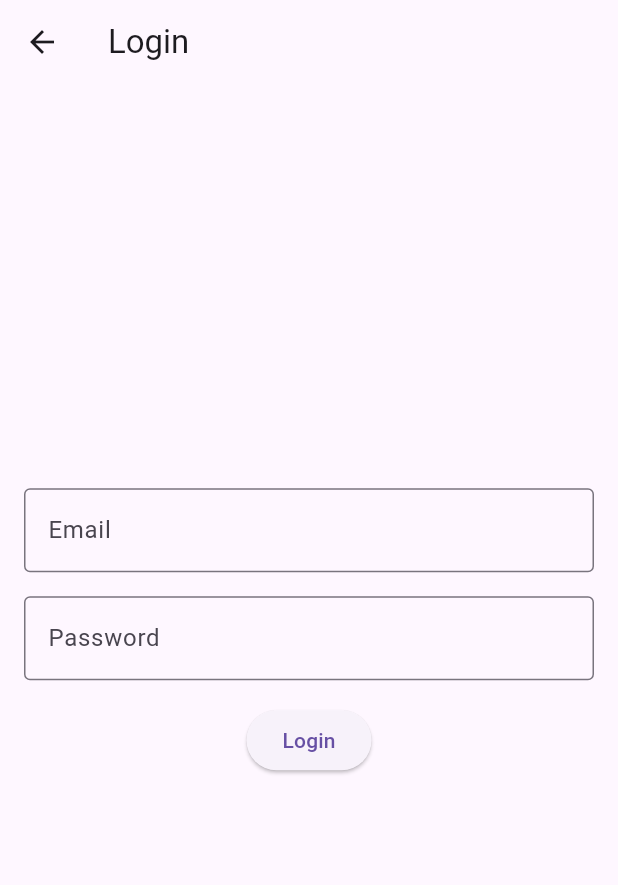
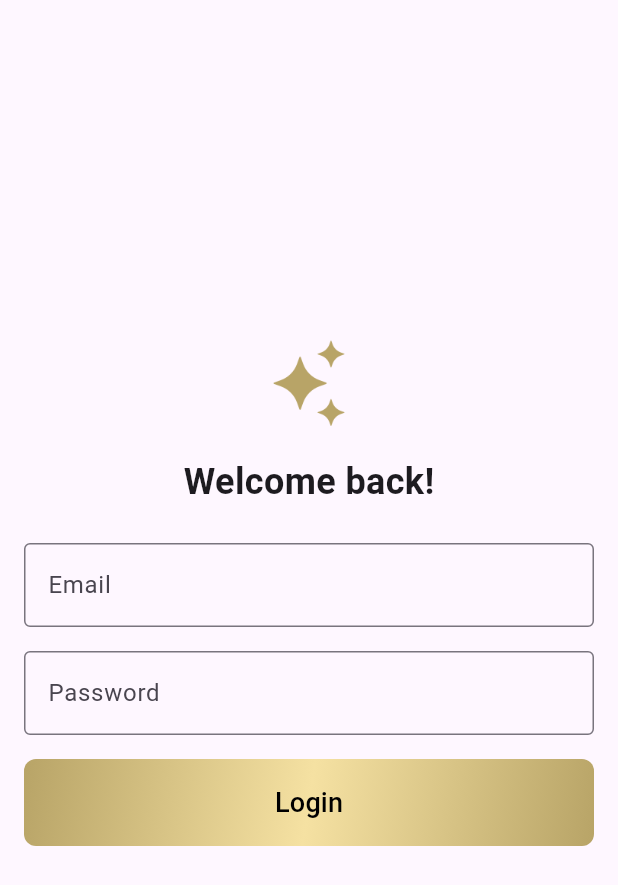
Before and after one commit to dsg1320/Teaching-Assistant, a Flutter app: the LoginPage screen opened directly, on a phone screen of 412 x 824 dp. Shown: the top 885 px of the screen. Run offline on Flutter 3.47's test engine with Material 3 defaults, Android fonts, the phone set to English and light mode, and no system bars; our stand-ins replace flutter_highlight, flutter_staggered_animations, shared_preferences, shimmer; accounts and stored records are empty; network calls fail.

Commit message:
fronte and backend completed for now

```diff
--- a/teaching-assistant-frontend/lib/components/sidebar.dart
+++ b/teaching-assistant-frontend/lib/components/sidebar.dart
@@ -23,7 +23,7 @@ class Sidebar extends StatelessWidget {
         padding: EdgeInsets.zero,
         children: [
           DrawerHeader(
-            child: Text('Chats'),
+            child: Text('Menu'),
             decoration: BoxDecoration(
               color: AppColors.accentColor,
             ),
--- a/teaching-assistant-frontend/lib/main.dart
+++ b/teaching-assistant-frontend/lib/main.dart
@@ -1,6 +1,7 @@
 import 'package:flutter/material.dart';
 import 'package:shared_preferences/shared_preferences.dart';
 import 'package:teaching_assistant/pages/homepage.dart';
+import 'package:teaching_assistant/pages/loginpage.dart';
 import 'package:teaching_assistant/pages/signup.dart';
 
 void main() {
--- a/teaching-assistant-frontend/lib/pages/homepage.dart
+++ b/teaching-assistant-frontend/lib/pages/homepage.dart
@@ -124,9 +124,11 @@ class _HomePageState extends State<HomePage>
               ..shader = const LinearGradient(
                 colors: [
                   AppColors.primaryColor,
-                  AppColors.secondaryColor,
+                  AppColors.primaryColor,
                   AppColors.accentColor,
                 ],
+                begin: Alignment.topCenter,
+                end: Alignment.bottomCenter,
               ).createShader(Rect.fromLTWH(0, 0, 200, 70)),
           ),
         ),
--- a/teaching-assistant-frontend/lib/pages/loginpage.dart
+++ b/teaching-assistant-frontend/lib/pages/loginpage.dart
@@ -1,5 +1,6 @@
 import 'package:flutter/material.dart';
 import 'package:http/http.dart' as http;
+import 'package:teaching_assistant/components/colors.dart';
 import 'dart:convert';
 
 import 'package:teaching_assistant/pages/chat_page.dart';
@@ -41,10 +42,7 @@ class _LoginPageState extends State<LoginPage> {
             message = responseBody['message'] ?? 'Login successful!';
           });
 
-          // Initialize messages if needed
-          List<Map<String, String>> messages = [];
-
-          // Navigate to the ChatPage without session ID
+          // Navigate to the HomePage
           Navigator.push(
             context,
             MaterialPageRoute(
@@ -72,12 +70,31 @@ class _LoginPageState extends State<LoginPage> {
   @override
   Widget build(BuildContext context) {
     return Scaffold(
-      appBar: AppBar(title: Text('Login')),
+      // appBar: AppBar(title: Text('Login')),
       body: Padding(
         padding: const EdgeInsets.all(16.0),
         child: Column(
           mainAxisAlignment: MainAxisAlignment.center,
           children: [
+            // Add the image at the top
+            Image.asset(
+              'images/ai_logo.png', // Replace with your image path
+              height: 65,
+              width: 65,
+            ),
+            SizedBox(height: 16.0),
+
+            // Add "Login" text heading
+            Text(
+              'Welcome back!',
+              style: TextStyle(
+                fontSize: 24,
+                fontWeight: FontWeight.bold,
+              ),
+            ),
+            SizedBox(height: 24.0),
+
+            // Email input field
             TextField(
               controller: emailController,
               decoration: InputDecoration(
@@ -86,6 +103,8 @@ class _LoginPageState extends State<LoginPage> {
               ),
             ),
             SizedBox(height: 16.0),
+
+            // Password input field
             TextField(
               controller: passwordController,
               decoration: InputDecoration(
@@ -95,12 +114,46 @@ class _LoginPageState extends State<LoginPage> {
               obscureText: true,
             ),
             SizedBox(height: 16.0),
-            ElevatedButton(
-              onPressed: login,
-              child: Text('Login'),
+
+            // Gradient login button
+            Container(
+              width: double.infinity, // Match width of text fields
+              decoration: BoxDecoration(
+                gradient: LinearGradient(
+                  colors: [
+                    AppColors.accentColor,
+                    AppColors.secondaryColor,
+                    AppColors.accentColor
+                  ],
+                  begin: Alignment.topLeft,
+                  end: Alignment.bottomRight,
+                ),
+                borderRadius: BorderRadius.circular(8.0),
+              ),
+              child: ElevatedButton(
+                onPressed: login,
+                style: ElevatedButton.styleFrom(
+                  backgroundColor:
+                      Colors.transparent, // Set background to transparent
+                  shadowColor: Colors.transparent, // Remove shadow
+                  padding: EdgeInsets.symmetric(vertical: 16.0),
+                ),
+                child: Text(
+                  'Login',
+                  style: TextStyle(
+                    fontSize: 18,
+                    color: const Color.fromARGB(255, 0, 0, 0),
+                  ),
+                ),
+              ),
             ),
             SizedBox(height: 16.0),
-            Text(message, style: TextStyle(color: Colors.red)),
+
+            // Error message display
+            Text(
+              message,
+              style: TextStyle(color: Colors.red),
+            ),
           ],
         ),
       ),
--- a/teaching-assistant-frontend/pubspec.yaml
+++ b/teaching-assistant-frontend/pubspec.yaml
@@ -42,6 +42,8 @@ dependencies:
   shimmer: ^3.0.0
   flutter_staggered_animations: ^1.1.1
   shared_preferences: ^2.3.2
+  flutter_highlight: ^0.7.0
+  highlight_text: ^1.8.0
 
 dev_dependencies:
   flutter_test:
```
Also changed, not shown: teaching-assistant-frontend/lib/components/code_display.dart (added, +35 -0 lines), teaching-assistant-frontend/lib/pages/chat_page.dart (+86 -9 lines), teaching-assistant-frontend/pubspec.lock, 6 other files.
